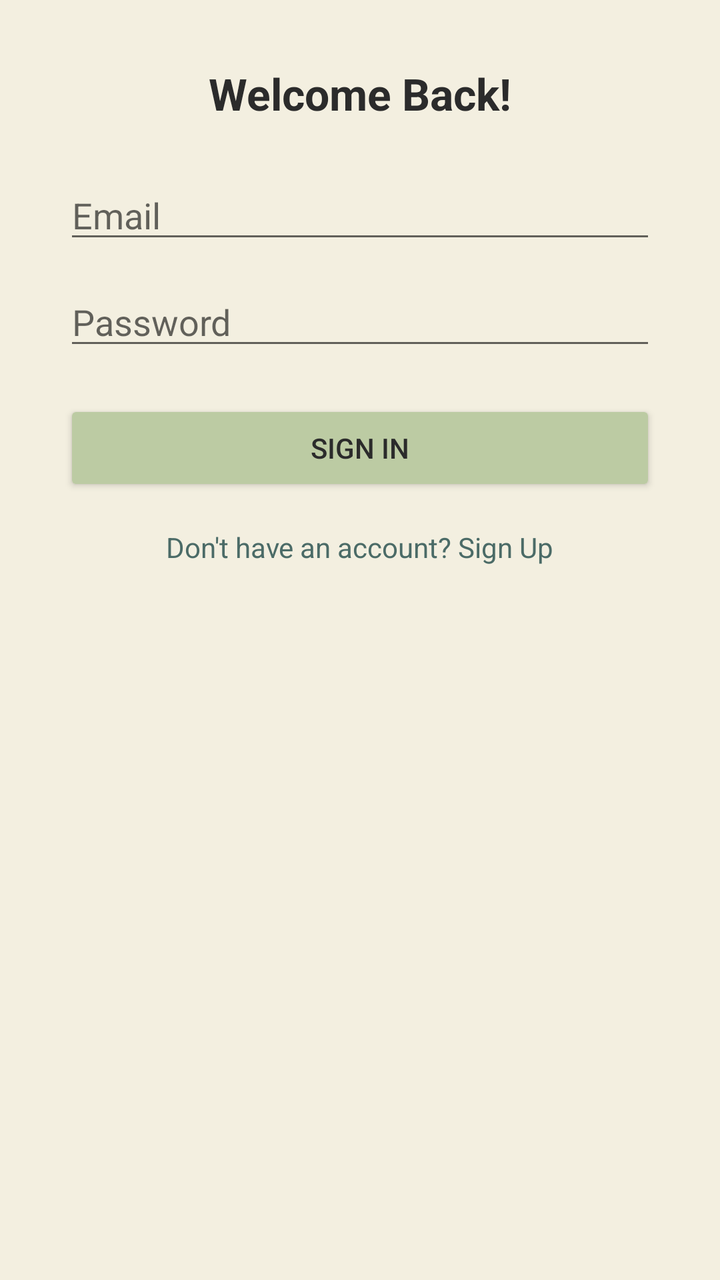
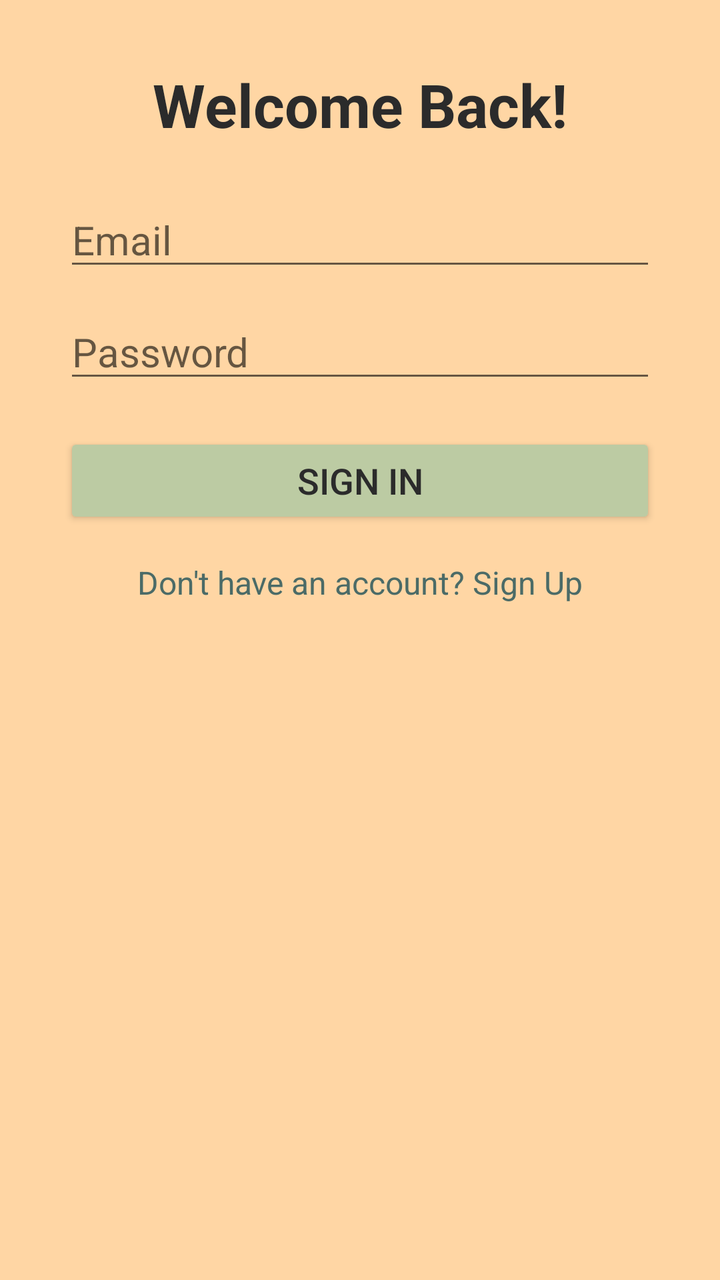

The first picture is an Android layout as it rendered before a commit; the second is the same layout after the commit. The layout source and the unified diff follow.
<!-- AndroidManifest.xml: application theme Theme.Group4mco -->
<!-- res/layout/activity_login.xml -->
<?xml version="1.0" encoding="utf-8"?>
<ScrollView xmlns:android="http://schemas.android.com/apk/res/android"
    android:background="#F3EFE0"
    android:layout_width="match_parent"
    android:layout_height="match_parent">

    <LinearLayout
        android:orientation="vertical"
        android:gravity="center"
        android:padding="32dp"
        android:layout_width="match_parent"
        android:layout_height="wrap_content">

        <TextView
            android:text="Welcome Back!"
            android:textSize="22sp"
            android:textStyle="bold"
            android:textColor="#2B2B2B"
            android:layout_marginBottom="24dp"
            android:layout_width="wrap_content"
            android:layout_height="wrap_content" />

        <EditText
            android:id="@+id/emailInput"
            android:hint="Email"
            android:inputType="textEmailAddress"
            android:layout_width="match_parent"
            android:layout_height="wrap_content" />

        <EditText
            android:id="@+id/passwordInput"
            android:hint="Password"
            android:inputType="textPassword"
            android:layout_marginTop="12dp"
            android:layout_width="match_parent"
            android:layout_height="wrap_content" />

        <Button
            android:id="@+id/loginBtn"
            android:text="Sign In"
            android:backgroundTint="#BCCBA3"
            android:textColor="#2B2B2B"
            android:layout_marginTop="20dp"
            android:layout_width="match_parent"
            android:layout_height="wrap_content" />

        <TextView
            android:id="@+id/toRegister"
            android:text="Don't have an account? Sign Up"
            android:textColor="#4B6B67"
            android:layout_marginTop="16dp"
            android:layout_width="wrap_content"
            android:layout_height="wrap_content" />
    </LinearLayout>
</ScrollView>
<!-- resources referenced by this layout -->
<resources>
  <style name="Theme.Group4mco" parent="Theme.AppCompat.Light.NoActionBar" />
</resources>

<!-- the commit's change to res/layout/activity_login.xml (unified diff, before → after) -->
@@ -1,6 +1,6 @@
 <?xml version="1.0" encoding="utf-8"?>
 <ScrollView xmlns:android="http://schemas.android.com/apk/res/android"
-    android:background="#F3EFE0"
+    android:background="#FFD6A4"
     android:layout_width="match_parent"
     android:layout_height="match_parent">
 
@@ -12,44 +12,48 @@
         android:layout_height="wrap_content">
 
         <TextView
+            android:layout_width="wrap_content"
+            android:layout_height="wrap_content"
+            android:layout_marginBottom="24dp"
             android:text="Welcome Back!"
-            android:textSize="22sp"
-            android:textStyle="bold"
             android:textColor="#2B2B2B"
-            android:layout_marginBottom="24dp"
-            android:layout_width="wrap_content"
-            android:layout_height="wrap_content" />
+            android:textSize="30sp"
+            android:textStyle="bold" />
 
         <EditText
             android:id="@+id/emailInput"
+            android:layout_width="match_parent"
+            android:layout_height="wrap_content"
             android:hint="Email"
             android:inputType="textEmailAddress"
-            android:layout_width="match_parent"
-            android:layout_height="wrap_content" />
+            android:textSize="20sp" />
 
         <EditText
             android:id="@+id/passwordInput"
+            android:layout_width="match_parent"
+            android:layout_height="wrap_content"
+            android:layout_marginTop="12dp"
             android:hint="Password"
             android:inputType="textPassword"
-            android:layout_marginTop="12dp"
-            android:layout_width="match_parent"
-            android:layout_height="wrap_content" />
+            android:textSize="20sp" />
 
         <Button
             android:id="@+id/loginBtn"
+            android:layout_width="match_parent"
+            android:layout_height="wrap_content"
+            android:layout_marginTop="20dp"
+            android:backgroundTint="#BCCBA3"
             android:text="Sign In"
-            android:backgroundTint="#BCCBA3"
             android:textColor="#2B2B2B"
-            android:layout_marginTop="20dp"
-            android:layout_width="match_parent"
-            android:layout_height="wrap_content" />
+            android:textSize="18sp" />
 
         <TextView
             android:id="@+id/toRegister"
+            android:layout_width="wrap_content"
+            android:layout_height="wrap_content"
+            android:layout_marginTop="16dp"
             android:text="Don't have an account? Sign Up"
             android:textColor="#4B6B67"
-            android:layout_marginTop="16dp"
-            android:layout_width="wrap_content"
-            android:layout_height="wrap_content" />
+            android:textSize="16sp" />
     </LinearLayout>
 </ScrollView>
